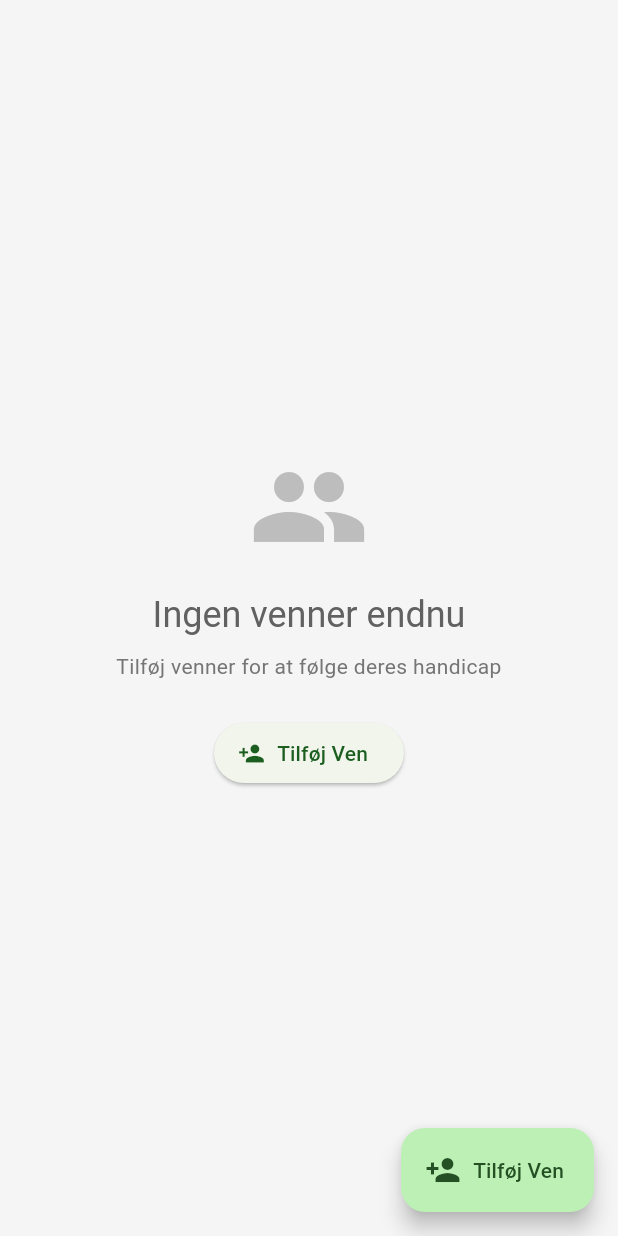
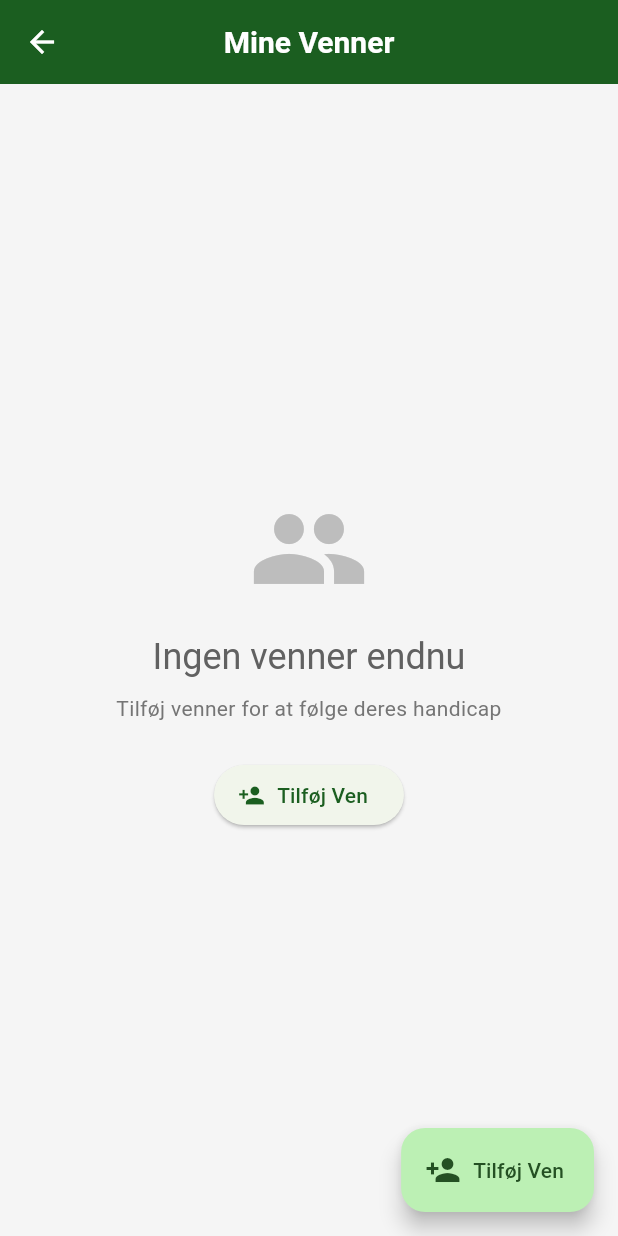
Before and after one commit to Dansk-Golf-Union/dgu-scorekort, a Flutter app: the FriendsListScreen screen opened directly, on a phone screen of 412 x 824 dp. Run offline on Flutter 3.47's test engine with Material 3 defaults, Android fonts, the phone set to English and light mode, and no system bars; our stand-ins replace cloud_firestore, firebase_core, fl_chart, flutter_svg, go_router, google_fonts and 1 more; missing offline and left inert: dart:html; accounts and stored records are empty; network calls fail.

Commit message:
feat: Update routing for full-screen views with back navigation
ROUTING CHANGES:
- Added /feed route → FeedScreen
- Added /venner route → FriendsListScreen
- /score-archive already existed ✓

UI IMPROVEMENTS:
- FeedScreen: Added AppBar with back button + 'Aktivitetsfeed' title
- FriendsListScreen: Added AppBar with back button + 'Mine Venner' title
- ScoreArchiveScreen: Already had AppBar ✓

NAVIGATION VERIFIED:
- All 'Se alle/mere/arkiv →' buttons use correct routes
- GestureDetectors on widgets use correct routes
- Back navigation works via AppBar leading button

Part of dashboard redesign (Step 3/5 complete)

```diff
--- a/lib/screens/friends_list_screen.dart
+++ b/lib/screens/friends_list_screen.dart
@@ -32,6 +32,14 @@ class _FriendsListScreenState extends State<FriendsListScreen> {
     final friendsProvider = context.watch<FriendsProvider>();
 
     return Scaffold(
+      appBar: AppBar(
+        title: const Text('Mine Venner', style: TextStyle(color: Colors.white)),
+        centerTitle: true,
+        leading: IconButton(
+          icon: const Icon(Icons.arrow_back, color: Colors.white),
+          onPressed: () => Navigator.of(context).pop(),
+        ),
+      ),
       body: RefreshIndicator(
         onRefresh: () async {
           final authProvider = context.read<AuthProvider>();
```
Also changed, not shown: lib/main.dart (+10 -0 lines), lib/screens/feed_screen.dart (+8 -0 lines).
